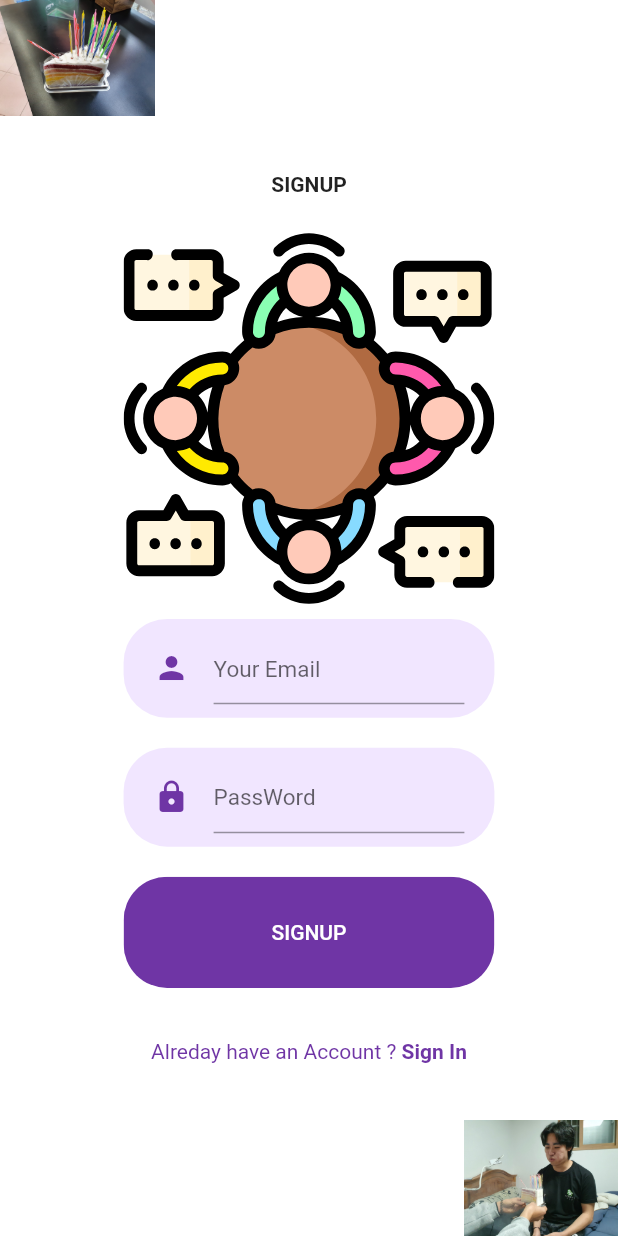
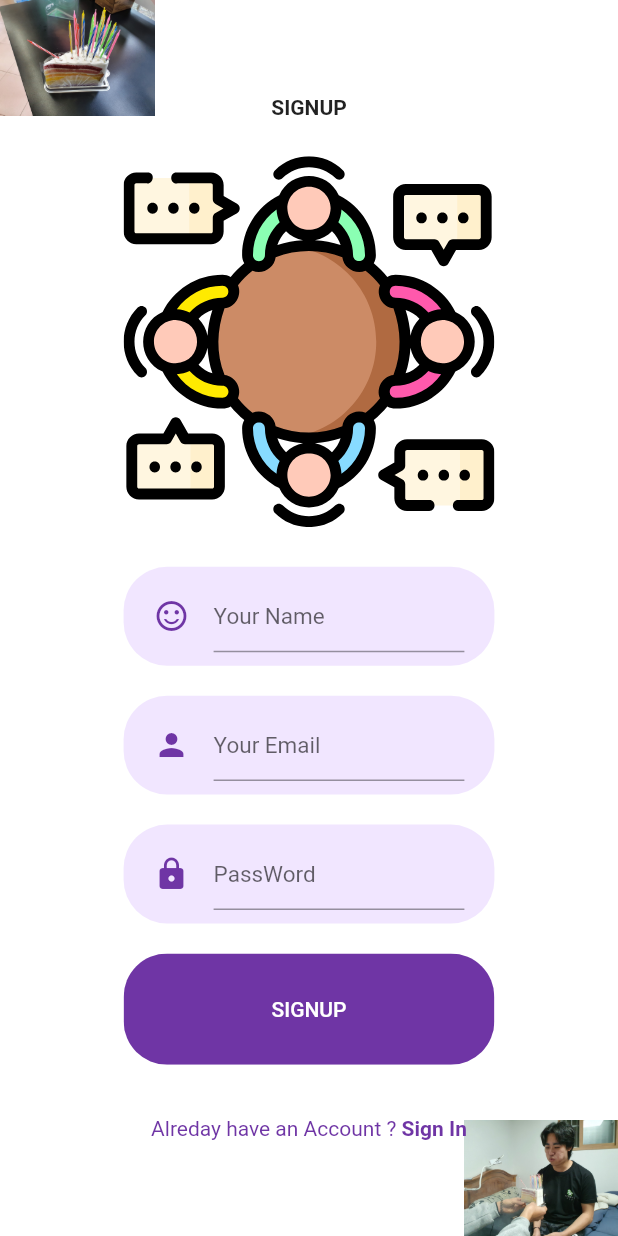
Before and after one commit to HALEEGO/main, a Flutter app: the SignUpScreen screen opened directly, on a phone screen of 412 x 824 dp. Run offline on Flutter 3.47's test engine with Material 2 defaults, Android fonts, the light colour scheme and no system bars; our stand-ins replace flutter_secure_storage, flutter_svg, table_calendar; accounts and stored records are empty.

Commit message:
feat get userNAME
insert RoundedInputField to bring userNAME
value를 userNAME으로 받아오기 위해 name 변수를 초기화

```diff
--- a/lib/screen/Signup/components/body.dart
+++ b/lib/screen/Signup/components/body.dart
@@ -14,7 +14,7 @@ import 'package:http/http.dart';
 class Body extends StatelessWidget {
   String id;
   String pw;
-  String name = "사용자";
+  String name;
   User user = User(null, null, null, null, null);
   @override
   Widget build(BuildContext context) {
@@ -33,6 +33,14 @@ class Body extends StatelessWidget {
               SvgPicture.asset(
                 'assets/images/HA/meeting.svg',
                 height: size.height * 0.3,
+              ),
+              SizedBox(height: size.height * 0.02),
+              RoundedInputField(
+                hintText: 'Your Name',
+                icon: Icons.sentiment_satisfied_alt_outlined,
+                onChanged: (value) {
+                  name = value;
+                },
               ),
               RoundedInputField(
                 hintText: "Your Email",
```
